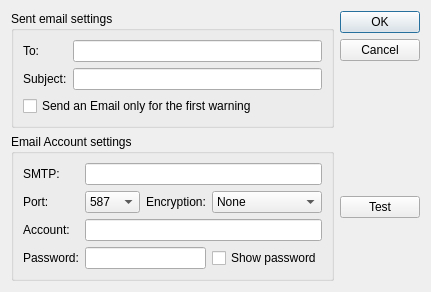
Above: DeepSkyStackerLive/ui/EmailSettings.ui from deepskystacker/DSS before the change. Below: the same form after it.
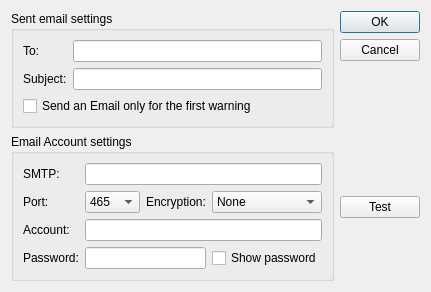
That is the form after the change.

Commit message: Allow SMTP port 465 in addtion to 587 and 2525

```diff
--- a/DeepSkyStackerLive/ui/EmailSettings.ui
+++ b/DeepSkyStackerLive/ui/EmailSettings.ui
@@ -92,7 +92,7 @@
          </size>
         </property>
         <property name="currentText">
-         <string>587</string>
+         <string>465</string>
         </property>
         <property name="currentIndex">
          <number>0</number>
@@ -103,6 +103,11 @@
         <property name="maxCount">
          <number>4</number>
         </property>
+        <item>
+         <property name="text">
+          <string>465</string>
+         </property>
+        </item>
         <item>
          <property name="text">
           <string>587</string>
```
The commit also changes 1 other file.
